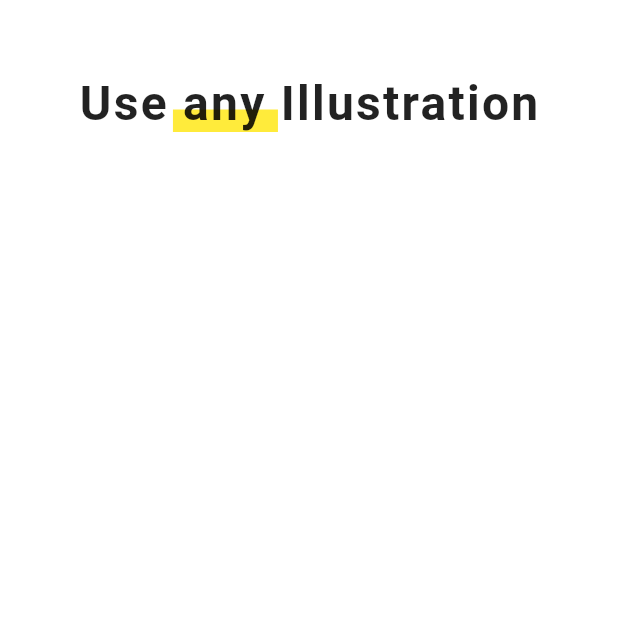
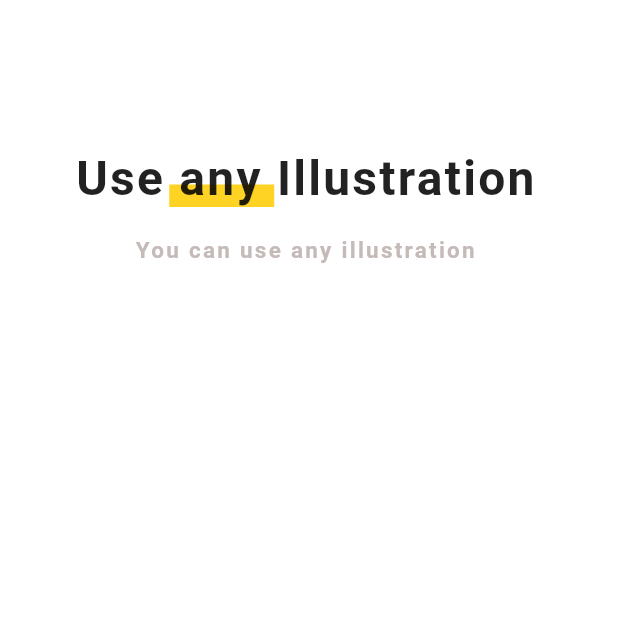
Before and after one commit to mmalak7/slider_booking, a Flutter app: the screen it shows after launch, on a phone screen of 412 x 824 dp, the top half of it. Run offline on Flutter 3.47's test engine with Material 2 defaults, Android fonts, the phone set to English and light mode, and no system bars.

Commit message:
smaller text padding added

```diff
--- a/lib/main.dart
+++ b/lib/main.dart
@@ -15,11 +15,23 @@ class _HomeState extends State<Home> {
     return Scaffold(
       backgroundColor: Colors.white,
       body: Container(
-          padding: const EdgeInsets.all(50),
-          child: Row(
-            mainAxisAlignment: MainAxisAlignment.center,
+          padding: const EdgeInsets.fromLTRB(50, 100, 0, 0),
+          child: Column(
+            mainAxisAlignment: MainAxisAlignment.start,
             children: <Widget>[
               _buildStackText(),
+              Padding(
+                padding: const EdgeInsets.fromLTRB(0, 20, 0, 0),
+                child: Text(
+                  "You can use any illustration",
+                  style: TextStyle(
+                      fontWeight: FontWeight.w600,
+                      fontSize: 15,
+                      letterSpacing: 1.5,
+                      // color: Color(0xFFf1eff5)),
+                      color: Color(0xFFc4bab7)),
+                ),
+              )
             ],
           )),
     );
@@ -30,7 +42,7 @@ class _HomeState extends State<Home> {
         Container(
           width: 70,
           height: 15,
-          color: Colors.yellow,
+          color: Color(0xFFffd323),
         ),
         Text(
           "Use any Illustration",
```
